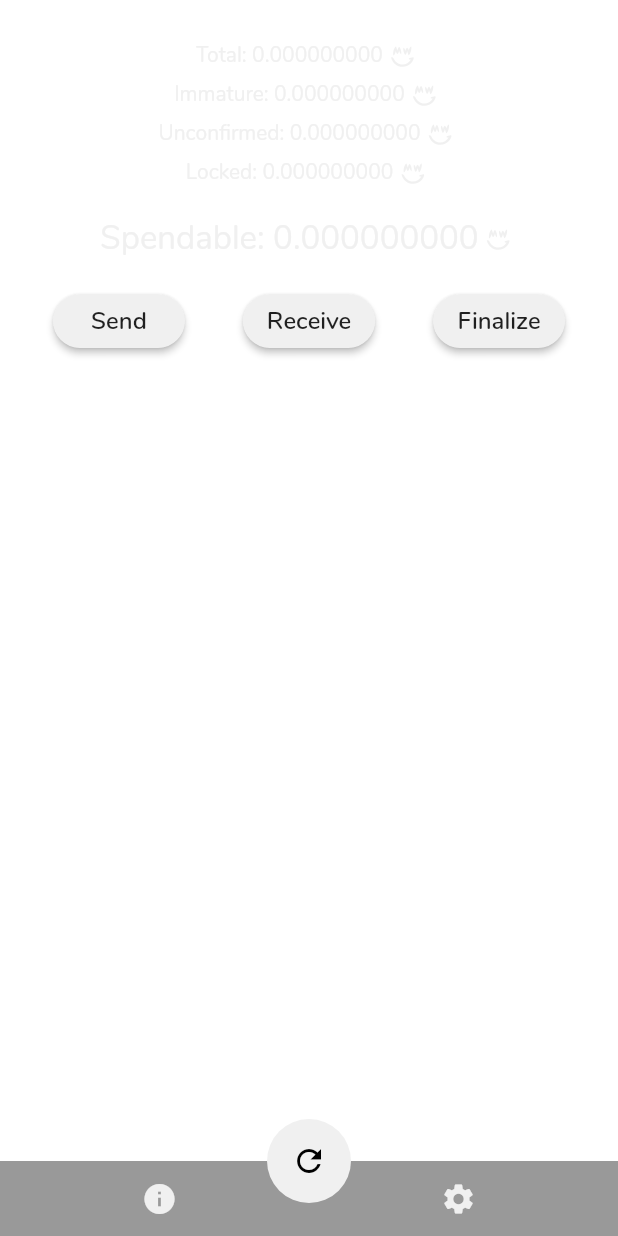
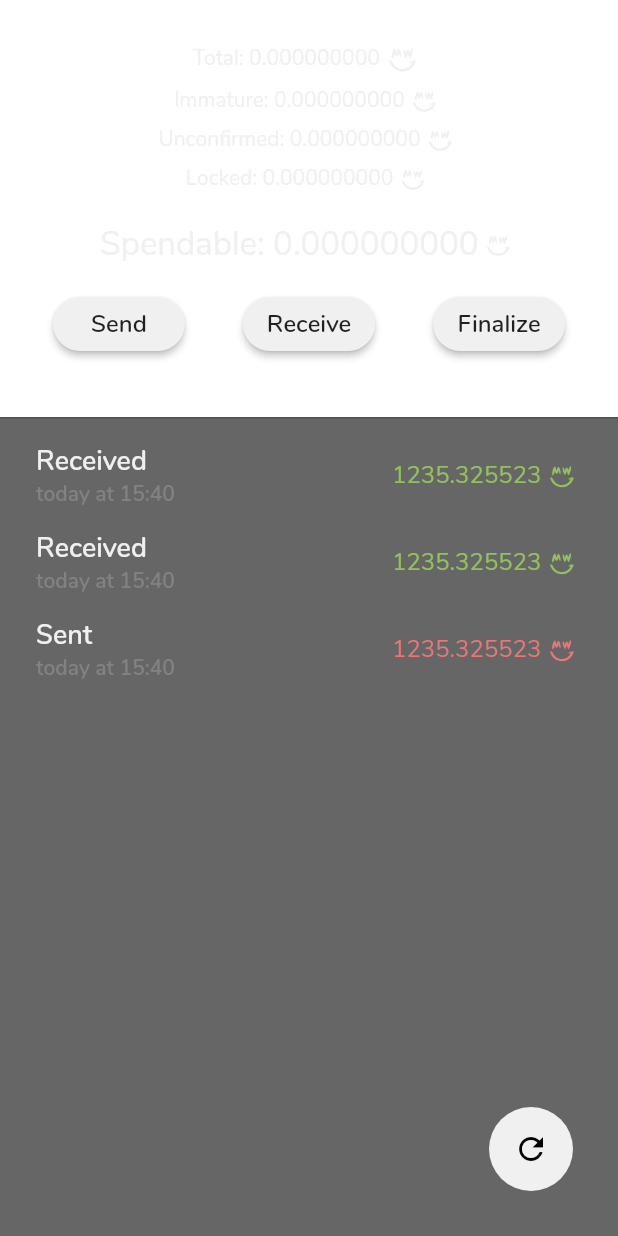
Before and after one commit to maxgmer/GrinPlusPlusMobile, a Flutter app: the WalletScreen screen opened directly, on a phone screen of 412 x 824 dp. Run offline on Flutter 3.47's test engine with Material 2 defaults, Android fonts, the phone set to English and light mode, and no system bars; our stand-ins replace equatable, flutter_bloc, flutter_svg, simple_animations; missing offline and left inert: dart:ffi.

Commit message:
Added transactions list ui

```diff
--- a/lib/colors.dart
+++ b/lib/colors.dart
@@ -2,7 +2,10 @@ import 'dart:ui';
 
 const Color kColorBackgroundGrey = const Color.fromRGBO(26, 26, 26, 1.0);
 const Color kColorBackgroundGreyLight = const Color.fromRGBO(80, 80, 80, 1.0);
+const Color kColorGreyLight = const Color.fromRGBO(130, 130, 130, 1.0);
 const Color kColorGrinYellowDark = const Color.fromRGBO(105, 101, 0, 1.0);
 const Color kColorAccentGrey = const Color.fromRGBO(240, 240, 240, 1.0);
 const Color kColorAlmostWhite = const Color.fromRGBO(240, 240, 240, 1.0);
-const Color kColorErrorRed = const Color.fromRGBO(239, 83, 80, 1);
+const Color kColorErrorRed = const Color.fromRGBO(239, 83, 80, 1.0);
+const Color kColorPinkRed = const Color.fromRGBO(232, 119, 119, 1.0);
+const Color kColorGreen = const Color.fromRGBO(147, 192, 95, 1.0);
--- a/lib/screens/wallet_choice/wallet_choice_fab.dart
+++ b/lib/screens/wallet_choice/wallet_choice_fab.dart
@@ -28,13 +28,16 @@ class WalletChoiceFab extends StatelessWidget {
               tooltip = kAddWalletString;
             }
 
-            return FloatingActionButton(
-              onPressed: fabPressed,
-              child: Icon(
-                fabIcon,
-                color: Colors.black,
+            return Padding(
+              padding: const EdgeInsets.all(14),
+              child: FloatingActionButton(
+                onPressed: fabPressed,
+                child: Icon(
+                  fabIcon,
+                  color: Colors.black,
+                ),
+                tooltip: tooltip,
               ),
-              tooltip: tooltip,
             );
           }
         );
--- a/lib/screens/wallet_choice/wallet_choice_screen.dart
+++ b/lib/screens/wallet_choice/wallet_choice_screen.dart
@@ -6,7 +6,6 @@ import 'package:grin_plus_plus/screens/wallet_choice/bloc/bloc.dart';
 import 'package:grin_plus_plus/screens/wallet_choice/wallet_choice_fab.dart';
 import 'package:grin_plus_plus/screens/wallet_choice/wallets_list_widget.dart';
 import 'package:grin_plus_plus/screens/wallet_choice/welcome_screen_widget.dart';
-import 'package:grin_plus_plus/widgets/bottom_navigation_bar.dart';
 
 class WalletChoiceScreen extends StatefulWidget {
   @override
@@ -39,8 +38,6 @@ class _WalletChoiceScreenState extends State<WalletChoiceScreen> {
           }
         }
       ),
-      bottomNavigationBar: BottomNavBar(),
-      floatingActionButtonLocation: FloatingActionButtonLocation.centerDocked,
       floatingActionButton: WalletChoiceFab(_bloc),
     );
   }
--- a/lib/screens/wallet_screen/buttons_block.dart
+++ b/lib/screens/wallet_screen/buttons_block.dart
@@ -6,9 +6,7 @@ import 'package:grin_plus_plus/strings.dart';
 class ButtonsBlock extends StatelessWidget {
   @override
   Widget build(BuildContext context) {
-    return Padding(
-      padding: const EdgeInsets.symmetric(vertical: 16),
-      child: Row(
+    return Row(
       mainAxisAlignment: MainAxisAlignment.spaceAround,
       children: <Widget>[
         RaisedButton(
@@ -48,7 +46,6 @@ class ButtonsBlock extends StatelessWidget {
           ),
         ),
       ],
-      ),
     );
   }
 }
--- a/lib/screens/wallet_screen/funds_block.dart
+++ b/lib/screens/wallet_screen/funds_block.dart
@@ -29,7 +29,12 @@ class FundsBlock extends StatelessWidget {
               '$kTotalString: 0.000000000',
               style: smallText,
             ),
-            currencyLogo,
+            SvgPicture.asset(
+              'assets/images/grin-logo-eyes.svg',
+              width: grinLogoDims + 4,
+              height: grinLogoDims + 4,
+              color: kColorAlmostWhite,
+            ),
           ],
         ),
         Row(
--- /dev/null
+++ b/lib/screens/wallet_screen/transactions_list.dart
@@ -0,0 +1,94 @@
+import 'package:flutter/cupertino.dart';
+import 'package:flutter/material.dart';
+import 'package:flutter_svg/flutter_svg.dart';
+import 'package:grin_plus_plus/colors.dart';
+import 'package:grin_plus_plus/strings.dart';
+
+class TransactionsList extends StatefulWidget {
+  @override
+  State<StatefulWidget> createState() => _TransactionsListState();
+}
+
+class _TransactionsListState extends State<TransactionsList> {
+  @override
+  Widget build(BuildContext context) {
+    return Container(
+      decoration: BoxDecoration(
+        color: Colors.black.withOpacity(0.6),
+        border: Border(top: BorderSide(color: kColorBackgroundGreyLight))
+      ),
+      child: ListView(
+        padding: const EdgeInsets.symmetric(horizontal: 24, vertical: 16),
+        children: <Widget>[
+          Padding(
+            padding: const EdgeInsets.only(bottom: 14),
+            child: TransactionTile(TransactionType.received),
+          ),
+          Padding(
+            padding: const EdgeInsets.only(bottom: 14),
+            child: TransactionTile(TransactionType.received),
+          ),
+          TransactionTile(TransactionType.sent),
+        ],
+      ),
+    );
+  }
+}
+
+enum TransactionType {received, sent}
+class TransactionTile extends StatelessWidget {
+  final TransactionType type;
+
+  TransactionTile(this.type);
+
+  @override
+  Widget build(BuildContext context) {
+    return Row(
+      mainAxisAlignment: MainAxisAlignment.center,
+      children: <Widget>[
+        Column(
+          crossAxisAlignment: CrossAxisAlignment.start,
+          children: <Widget>[
+            Text(
+              type == TransactionType.sent
+                  ? kSentString
+                  : kReceivedString,
+              style: TextStyle(
+                fontSize: 18,
+                fontWeight: FontWeight.w600,
+                color: kColorAlmostWhite,
+              ),
+            ),
+            Text(
+              'today at 15:40',
+              style: TextStyle(
+                fontSize: 14,
+                fontWeight: FontWeight.w600,
+                color: kColorGreyLight,
+              ),
+            ),
+          ],
+        ),
+        Spacer(),
+        Text(
+          '1235.325523',
+          style: TextStyle(
+            fontSize: 16,
+            fontWeight: FontWeight.w400,
+            color: type == TransactionType.sent
+                ? kColorPinkRed
+                : kColorGreen,
+          ),
+        ),
+        SvgPicture.asset(
+          'assets/images/grin-logo-eyes.svg',
+          width: 27,
+          height: 27,
+          color: type == TransactionType.sent
+              ? kColorPinkRed
+              : kColorGreen,
+        ),
+      ],
+    );
+  }
+}
--- a/lib/screens/wallet_screen/wallet_screen.dart
+++ b/lib/screens/wallet_screen/wallet_screen.dart
@@ -4,8 +4,8 @@ import 'package:flutter_bloc/flutter_bloc.dart';
 import 'package:grin_plus_plus/screens/wallet_screen/bloc/wallet_screen_bloc.dart';
 import 'package:grin_plus_plus/screens/wallet_screen/buttons_block.dart';
 import 'package:grin_plus_plus/screens/wallet_screen/funds_block.dart';
+import 'package:grin_plus_plus/screens/wallet_screen/transactions_list.dart';
 import 'package:grin_plus_plus/screens/wallet_screen/wallet_screen_fab.dart';
-import 'package:grin_plus_plus/widgets/bottom_navigation_bar.dart';
 
 class WalletScreen extends StatefulWidget {
   WalletScreen();
@@ -26,18 +26,26 @@ class _WalletScreenState extends State<WalletScreen> {
   @override
   Widget build(BuildContext context) {
     return Scaffold(
-      body: Padding(
+      body: Column(
+        crossAxisAlignment: CrossAxisAlignment.center,
+        children: <Widget>[
+          Padding(
             padding: const EdgeInsets.symmetric(horizontal: 16, vertical: 24),
             child: Column(
-          crossAxisAlignment: CrossAxisAlignment.center,
               children: <Widget>[
                 FundsBlock(),
-            ButtonsBlock(),
+                Padding(
+                  padding: const EdgeInsets.symmetric(vertical: 14),
+                  child: ButtonsBlock(),
+                ),
               ],
             ),
           ),
-      bottomNavigationBar: BottomNavBar(),
-      floatingActionButtonLocation: FloatingActionButtonLocation.centerDocked,
+          Expanded(
+            child: TransactionsList(),
+          ),
+        ],
+      ),
       floatingActionButton: WalletScreenFab(_bloc),
     );
   }
--- a/lib/screens/wallet_screen/wallet_screen_fab.dart
+++ b/lib/screens/wallet_screen/wallet_screen_fab.dart
@@ -25,10 +25,13 @@ class WalletScreenFab extends StatelessWidget {
         } else {
           fabContent = Icon(Icons.refresh, color: Colors.black);
         }
-        return FloatingActionButton(
-          onPressed: () => bloc.add(RefreshWallet()),
-          tooltip: kRefreshString,
-          child: fabContent,
+        return Padding(
+          padding: const EdgeInsets.all(14),
+          child: FloatingActionButton(
+            onPressed: () => bloc.add(RefreshWallet()),
+            tooltip: kRefreshString,
+            child: fabContent,
+          ),
         );
       }
     );
--- a/lib/strings.dart
+++ b/lib/strings.dart
@@ -17,7 +17,7 @@ const String kReturnBackString = 'Return back';
 const String kRefreshString = 'Refresh';
 const String kDeleteString = 'Delete wallet';
 const String kSettingsString = 'Application settings';
-const String kReportString = 'Report a bug/suggestion';
+const String kInfoString = 'Info about the app';
 const String kHelloString = 'Hello';
 const String kIntroString = 'To create/add a wallet, just press the + button below';
 const String kWalletNameString = 'Wallet name';
@@ -38,4 +38,6 @@ const String kLockedString = 'Locked';
 const String kScreenNotImplementedString = 'Trying to run a screen which probably hasn\'t been implemented or added to root_screen.dart switch clauses.';
 const String kSendString = 'Send';
 const String kReceiveString = 'Receive';
+const String kReceivedString = 'Received';
+const String kSentString = 'Sent';
 const String kFinalizeString = 'Finalize';
--- a/lib/widgets/bottom_navigation_bar.dart
+++ /dev/null
@@ -1,40 +0,0 @@
-import 'package:flutter/cupertino.dart';
-import 'package:flutter/material.dart';
-import 'package:grin_plus_plus/colors.dart';
-import 'package:grin_plus_plus/strings.dart';
-
-class BottomNavBar extends StatelessWidget {
-  @override
-  Widget build(BuildContext context) {
-    return Material(
-      color: Colors.black.withOpacity(0.4),
-      elevation: 0,
-      child: Container(
-        height: 50,
-        child: Row(
-          children: <Widget>[
-            Container(width: MediaQuery.of(context).size.width * 0.2),
-            IconButton(
-              tooltip: kReportString,
-              icon: Icon(
-                Icons.info,
-                color: kColorAlmostWhite,
-              ),
-              onPressed: () {},
-            ),
-            Spacer(),
-            IconButton(
-              tooltip: kSettingsString,
-              icon: Icon(
-                Icons.settings,
-                color: kColorAlmostWhite,
-              ),
-              onPressed: (){},
-            ),
-            Container(width: MediaQuery.of(context).size.width * 0.2),
-          ],
-        ),
-      ),
-    );
-  }
-}
```
Lines whose indentation alone changed are shown as unchanged.
